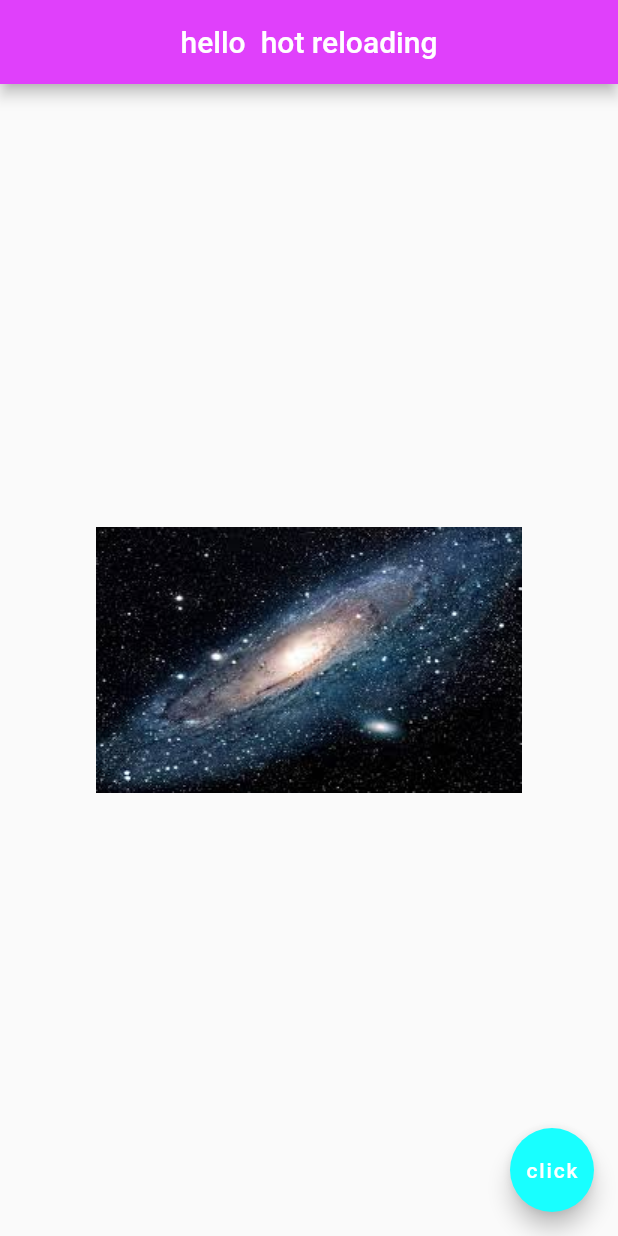
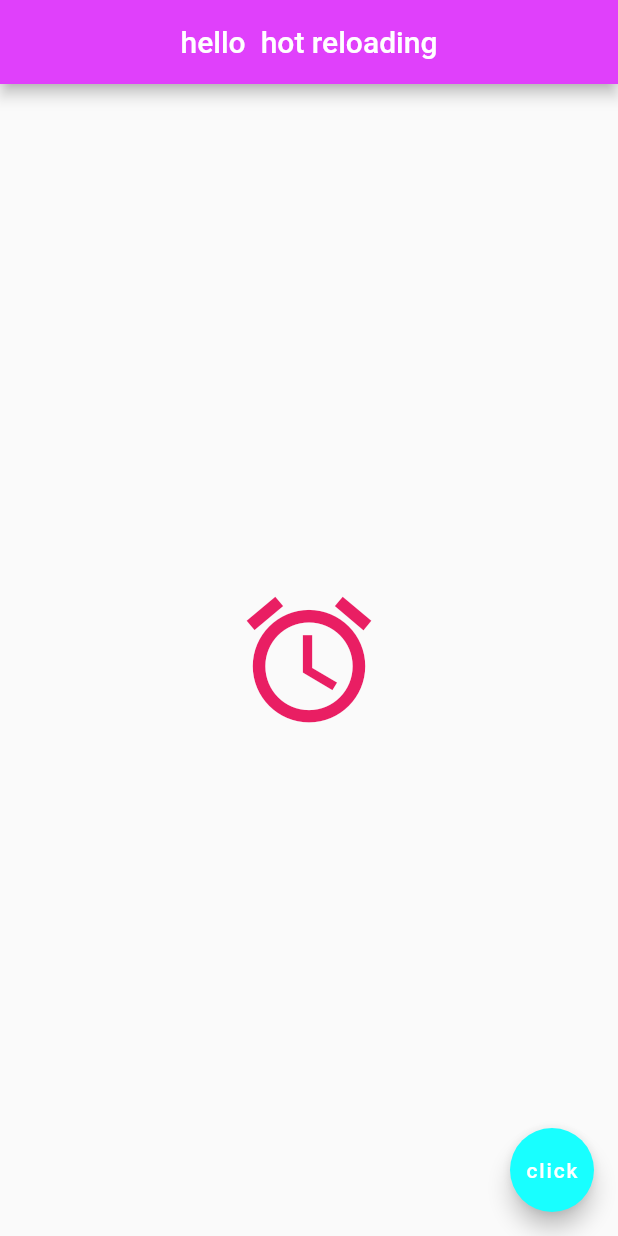
Before and after one commit to Jumpo-523/flutter_tutorial, a Flutter app: the screen it shows after launch, on a phone screen of 412 x 824 dp. Run offline on Flutter 3.47's test engine with Material 2 defaults, Android fonts, the phone set to English and light mode, and no system bars.

Commit message:
how to show icons

```diff
--- a/lib/main.dart
+++ b/lib/main.dart
@@ -34,10 +34,11 @@ class Home extends StatelessWidget {
         //     fontFamily: "Goldman",
         //   ),
         // ),
-        child: Image(
-          // image: NetworkImage("https://www.google.com/sky/about_files/messier82.jpg"),
-          image: AssetImage("assets/space.jpeg"),
-        ),
+        child: Icon(
+          Icons.access_alarm,
+          color: Colors.pink,
+          size: 100,
+        )
       ),
       floatingActionButton: FloatingActionButton(
         child: Text('click'),
```
